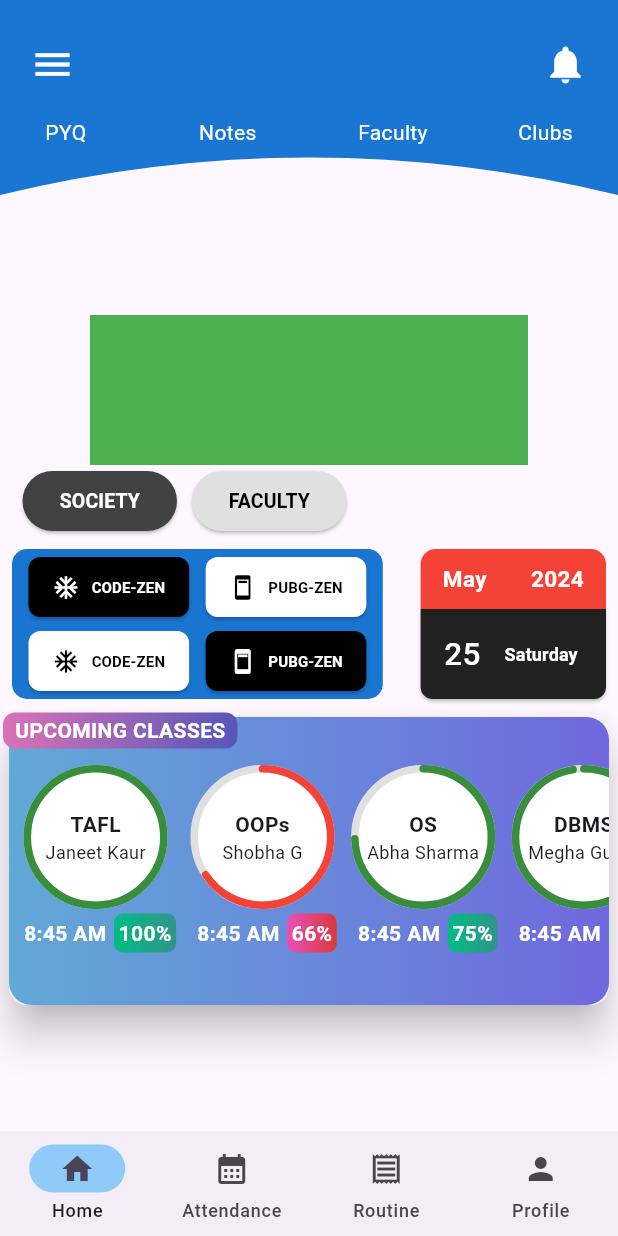
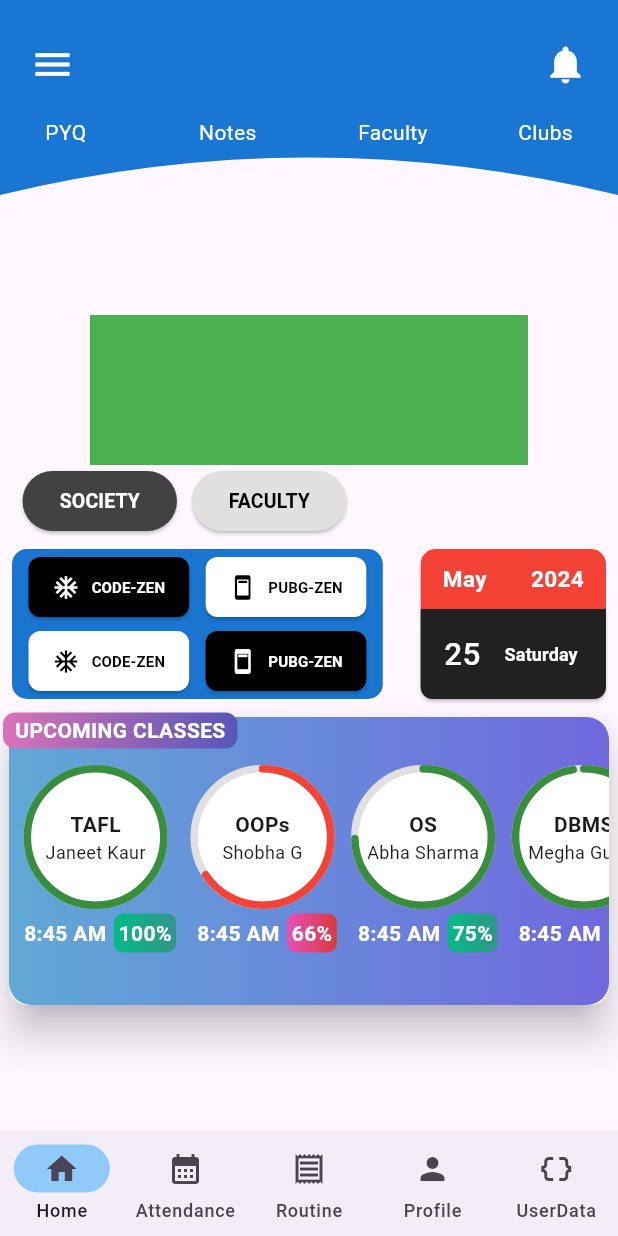
Before and after one commit to Deepak-Kumar-01/Student-App, a Flutter app: the Homepage screen opened directly, on a phone screen of 412 x 824 dp. Run offline on Flutter 3.47's test engine with Material 3 defaults, Android fonts, the phone set to English and light mode, and no system bars; our stand-ins replace cloud_firestore, file_picker, firebase_auth, firebase_core, flutter_native_splash, flutter_secure_storage; missing offline and left inert: excel; accounts and stored records are empty.

Commit message:
AppUserStream fixed

```diff
--- a/lib/screens/homepage.dart
+++ b/lib/screens/homepage.dart
@@ -1,27 +1,52 @@
 import 'package:flutter/material.dart';
+import 'package:provider/provider.dart';
+import 'package:studentapp/UserData.dart';
+import 'package:studentapp/modals/authStudent.dart';
+import 'package:studentapp/modals/student.dart';
 import 'package:studentapp/screens/admin/admin.dart';
 import 'package:studentapp/screens/appbar/appbarmenu.dart';
 import 'package:studentapp/screens/appbar/custom_appbar_shape.dart';
 import 'package:studentapp/screens/profile.dart';
 import 'package:studentapp/screens/responsiveScreens/dimensions.dart';
 import 'package:studentapp/screens/routine.dart';
+import 'package:studentapp/screens/settings/setting.dart';
+import 'package:studentapp/services/databaseServices.dart';
+import '../modals/users.dart';
+import '../services/secureStorage.dart';
 import 'attendance.dart';
 import 'home.dart';
 
 class Homepage extends StatefulWidget {
-  const Homepage({super.key});
+  final studentUid;
+
+  const Homepage({super.key, required this.studentUid});
 
   @override
   State<Homepage> createState() => _HomepageState();
 }
 
 class _HomepageState extends State<Homepage> {
-  int _currentIndex=0;
+  int _currentIndex = 0;
+  String? _uid;
+  void init() async {
+    final uid = await UserSecureStorage.getUserUID();
+    setState(() {
+      _uid = uid;
+      print("Init State _uid:$uid}");
+    });
+  }
+
+  @override
+  void initState() {
+    super.initState();
+    init();
+    // Future.delayed(Duration(seconds: 2),()=>print("App Running"));
+  }
 
   @override
   Widget build(BuildContext context) {
-    final size=MediaQuery.of(context).size;
-
+    final size = MediaQuery.of(context).size;
+    AppUser? user = Provider.of<AppUser?>(context);
     return Scaffold(
         appBar: AppBar(
           // toolbarHeight: 100,
@@ -29,7 +54,7 @@ class _HomepageState extends State<Homepage> {
           // toolbarHeight: size.height*0.18,
           automaticallyImplyLeading: false,  // to disable auto menu button when using drawer
           backgroundColor: Colors.transparent,
-        iconTheme: IconThemeData(color: Colors.white), // Change the color of the drawer icon here
+          iconTheme: const IconThemeData(color: Colors.white), // Change the color of the drawer icon here
           shadowColor: Colors.transparent,
           excludeHeaderSemantics: true,
           elevation: 0.0,
@@ -53,20 +78,32 @@ class _HomepageState extends State<Homepage> {
           child: ListView(
             children: [
               DrawerHeader(
-              decoration: BoxDecoration(
+                decoration: const BoxDecoration(
                   color: Colors.blue,
                 ),
-              child: Text(
-                'Drawer Header',
-                style: TextStyle(
+                child: Column(
+                  crossAxisAlignment: CrossAxisAlignment.start,
+                  children: [
+                    Text(
+                      '${user?.name}',
+                      style: const TextStyle(
                         color: Colors.white,
                         fontSize: 24,
                       ),
                     ),
+                    Text(
+                      '${user?.universityEmailId}',
+                      style: const TextStyle(
+                        color: Colors.white,
+                        fontSize: 14,
+                      ),
+                    ),
+                  ],
+                ),
               ),
               ListTile(
                 leading: Icon(Icons.home),
-              title: Text('Admin Login'),
+                title: const Text('Admin Login'),
                 onTap: () {
                   Navigator.pop(context); // Close the drawer
                   // Add your onTap code here, for example navigate to another page
@@ -77,14 +114,14 @@ class _HomepageState extends State<Homepage> {
                 },
               ),
               ListTile(
-              leading: Icon(Icons.settings),
-              title: Text('Settings'),
+                leading: const Icon(Icons.settings),
+                title: const Text('Settings'),
                 onTap: () {
                   Navigator.pop(context); // Close the drawer
                   // Navigate to settings page or perform any action
                   Navigator.push(
                     context,
-                  MaterialPageRoute(builder: (context) => Home()),
+                    MaterialPageRoute(builder: (context) => AppSetting()),
                   );
                 },
               ),
@@ -108,11 +145,12 @@ class _HomepageState extends State<Homepage> {
             NavigationDestination(icon: Icon(Icons.calendar_month_sharp), label: "Attendance"),
             NavigationDestination(icon: Icon(Icons.receipt_outlined), label: "Routine"),
             NavigationDestination(icon: Icon(Icons.person), label: "Profile"),
+            NavigationDestination(icon: Icon(Icons.data_object), label: "UserData")
 
           ],
         ),
 
-      body: [const Home(),const Attendance(),const Routine(),const Profile()][_currentIndex],
+        body: [const Home(),const Attendance(),const Routine(),const Profile(),const UserData()][_currentIndex],
 
       );
   }
--- a/lib/services/authentication.dart
+++ b/lib/services/authentication.dart
@@ -29,6 +29,10 @@ class AuthServices {
     }
   }
 
+  // Stream<CustomStudent?> get user {
+  //   return _auth
+  //       .authStateChanges().map((User? user) => _userFromFirebaseUser(user));
+  // }
   Stream<CustomStudent?> get user {
     return _auth
         .authStateChanges().map((User? user) => _userFromFirebaseUser(user));
--- a/lib/services/databaseServices.dart
+++ b/lib/services/databaseServices.dart
@@ -6,7 +6,6 @@ const String USERS_REF = "users";
 
 class DatabaseServices {
   final _firestore = FirebaseFirestore.instance;
-  final CollectionReference _usersCollectionRef = FirebaseFirestore.instance.collection('users');
   late DocumentReference<AppUser> _userDocRef;
   late final CollectionReference _usersRef;
   DatabaseServices() {
--- a/lib/wrapper.dart
+++ b/lib/wrapper.dart
@@ -19,7 +19,7 @@ class Wrapper extends StatefulWidget {
 
 class _WrapperState extends State<Wrapper> {
   CustomStudent? _user;
-  final String? userUid = FirebaseAuth.instance.currentUser?.uid;
+   String? userUid;
   String _isOnboarded = "false";
   Future<void> initialization() async {
     print('ready in 3...');
@@ -29,6 +29,7 @@ class _WrapperState extends State<Wrapper> {
       _isOnboarded = onBoardingStatus ?? "false";
     });
     print('ready in 1...');
+    userUid=await UserSecureStorage.getUserUID();
     print('go!');
     FlutterNativeSplash.remove();
   }
```
Also changed, not shown: lib/modals/authUserState.dart (+18 -18 lines), lib/modals/student.dart (deleted, +0 -31 lines), lib/screens/settings/setting.dart (+7 -5 lines). Lines whose indentation alone changed are shown as unchanged.
